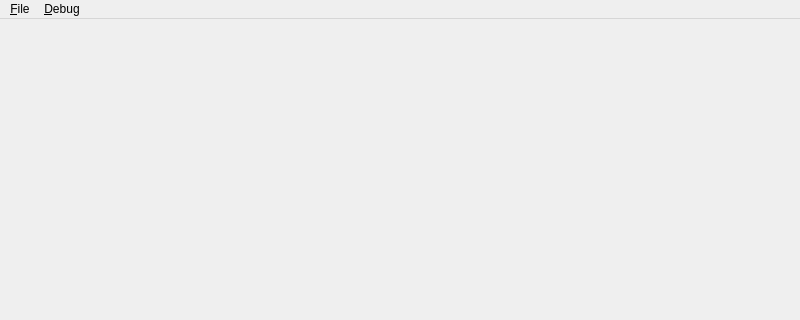
Above: MainWindow.ui from MrMontag/yata before the change; both pictures show x 0 to 800 and y 0 to 320 of the 800 by 600 pixel window. Below: the same form after it.
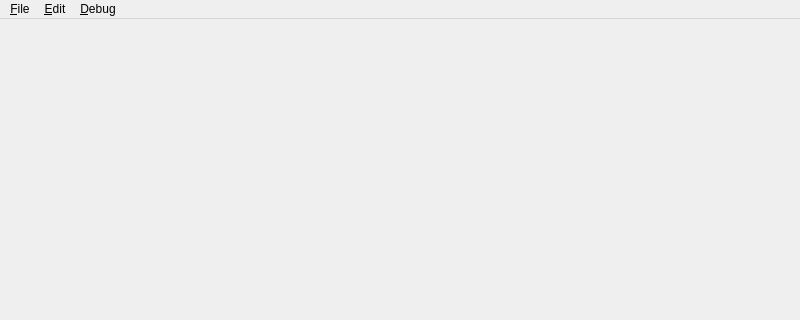
That is the form after the change.

```diff
--- a/MainWindow.ui
+++ b/MainWindow.ui
@@ -20,7 +20,7 @@
      <x>0</x>
      <y>0</y>
      <width>800</width>
-     <height>23</height>
+     <height>24</height>
     </rect>
    </property>
    <widget class="QMenu" name="menu_File">
@@ -36,7 +36,16 @@
     </property>
     <addaction name="action_FullLayout"/>
    </widget>
+   <widget class="QMenu" name="menu_Edit">
+    <property name="title">
+     <string>&amp;Edit</string>
+    </property>
+    <addaction name="action_Find"/>
+    <addaction name="actionFind_next"/>
+    <addaction name="actionFind_previous"/>
+   </widget>
    <addaction name="menu_File"/>
+   <addaction name="menu_Edit"/>
    <addaction name="menuDebug"/>
   </widget>
   <widget class="QStatusBar" name="statusbar"/>
```
Left out of the diff: 24 changed lines with no effect on the pictures.
